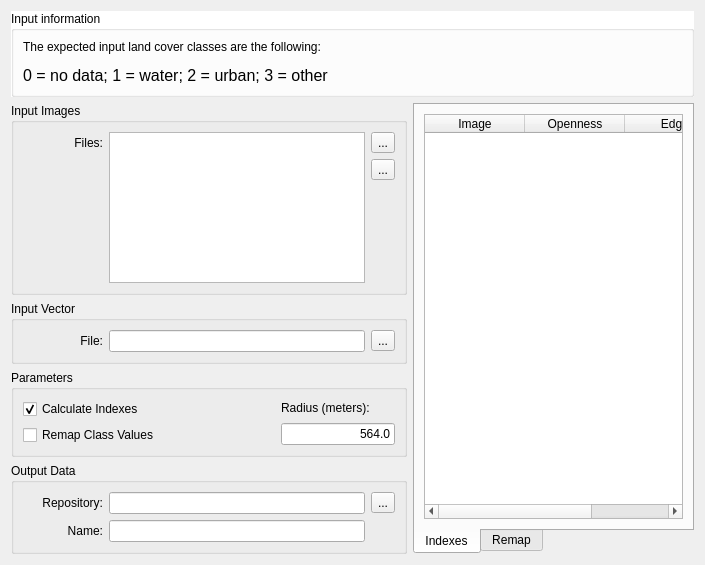
First picture: the form in src/terralib_mod_growth_qt/ui/ReclassifyWidgetForm.ui, repository ericabreu82/urban_analysis, before the edit.
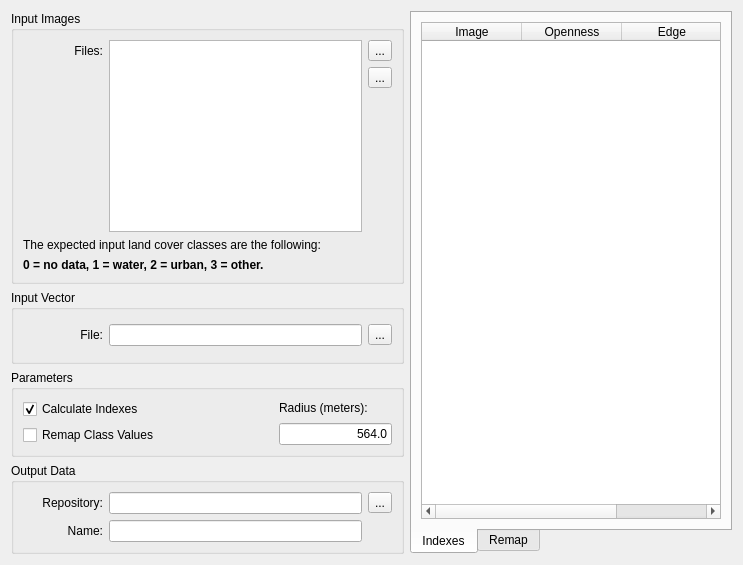
Second picture: the form after the edit.

What changed in the file:
```diff
--- a/src/terralib_mod_growth_qt/ui/ReclassifyWidgetForm.ui
+++ b/src/terralib_mod_growth_qt/ui/ReclassifyWidgetForm.ui
@@ -6,7 +6,7 @@
    <rect>
     <x>0</x>
     <y>0</y>
-    <width>705</width>
+    <width>743</width>
     <height>565</height>
    </rect>
   </property>
@@ -17,89 +17,6 @@
    <item row="0" column="0">
     <layout class="QGridLayout" name="gridLayout_16">
      <item row="0" column="0">
-      <widget class="QGroupBox" name="groupBox_4">
-       <property name="palette">
-        <palette>
-         <active>
-          <colorrole role="Base">
-           <brush brushstyle="SolidPattern">
-            <color alpha="255">
-             <red>255</red>
-             <green>255</green>
-             <blue>255</blue>
-            </color>
-           </brush>
-          </colorrole>
-          <colorrole role="Window">
-           <brush brushstyle="SolidPattern">
-            <color alpha="255">
-             <red>255</red>
-             <green>255</green>
-             <blue>255</blue>
-            </color>
-           </brush>
-          </colorrole>
-         </active>
-         <inactive>
-          <colorrole role="Base">
-           <brush brushstyle="SolidPattern">
-            <color alpha="255">
-             <red>255</red>
-             <green>255</green>
-             <blue>255</blue>
-            </color>
-           </brush>
-          </colorrole>
-          <colorrole role="Window">
-           <brush brushstyle="SolidPattern">
-            <color alpha="255">
-             <red>255</red>
-             <green>255</green>
-             <blue>255</blue>
-            </color>
-           </brush>
-          </colorrole>
-         </inactive>
-         <disabled>
-          <colorrole role="Base">
-           <brush brushstyle="SolidPattern">
-            <color alpha="255">
-             <red>255</red>
-             <green>255</green>
-             <blue>255</blue>
-            </color>
-           </brush>
-          </colorrole>
-          <colorrole role="Window">
-           <brush brushstyle="SolidPattern">
-            <color alpha="255">
-             <red>255</red>
-             <green>255</green>
-             <blue>255</blue>
-            </color>
-           </brush>
-          </colorrole>
-         </disabled>
-        </palette>
-       </property>
-       <property name="autoFillBackground">
-        <bool>true</bool>
-       </property>
-       <property name="title">
-        <string>Input information</string>
-       </property>
-       <layout class="QGridLayout" name="gridLayout_15">
-        <item row="0" column="0">
-         <widget class="QLabel" name="label">
-          <property name="text">
-           <string>&lt;html&gt;&lt;head/&gt;&lt;body&gt;&lt;p&gt;The expected input land cover classes are the following:&lt;/p&gt;&lt;p&gt;&lt;span style=&quot; font-size:12pt;&quot;&gt;0 = no data; 1 = water; 2 = urban; 3 = other&lt;/span&gt;&lt;/p&gt;&lt;/body&gt;&lt;/html&gt;</string>
-          </property>
-         </widget>
-        </item>
-       </layout>
-      </widget>
-     </item>
-     <item row="1" column="0">
       <layout class="QGridLayout" name="gridLayout_14">
        <item row="0" column="0">
         <layout class="QGridLayout" name="gridLayout_13">
@@ -379,6 +296,26 @@
               </item>
              </layout>
             </item>
+            <item row="1" column="0">
+             <widget class="QLabel" name="label_7">
+              <property name="text">
+               <string>The expected input land cover classes are the following: </string>
+              </property>
+             </widget>
+            </item>
+            <item row="2" column="0">
+             <widget class="QLabel" name="label_8">
+              <property name="font">
+               <font>
+                <weight>75</weight>
+                <bold>true</bold>
+               </font>
+              </property>
+              <property name="text">
+               <string>0 = no data, 1 = water, 2 = urban, 3 = other.</string>
+              </property>
+             </widget>
+            </item>
            </layout>
           </widget>
          </item>
@@ -399,6 +336,12 @@
           <layout class="QGridLayout" name="gridLayout_7">
            <item row="0" column="0">
             <widget class="QTableWidget" name="m_indexTableWidget">
+             <property name="minimumSize">
+              <size>
+               <width>300</width>
+               <height>0</height>
+              </size>
+             </property>
              <column>
               <property name="text">
                <string>Image</string>
```
Left out of the diff: 6 changed lines with no effect on the pictures.
